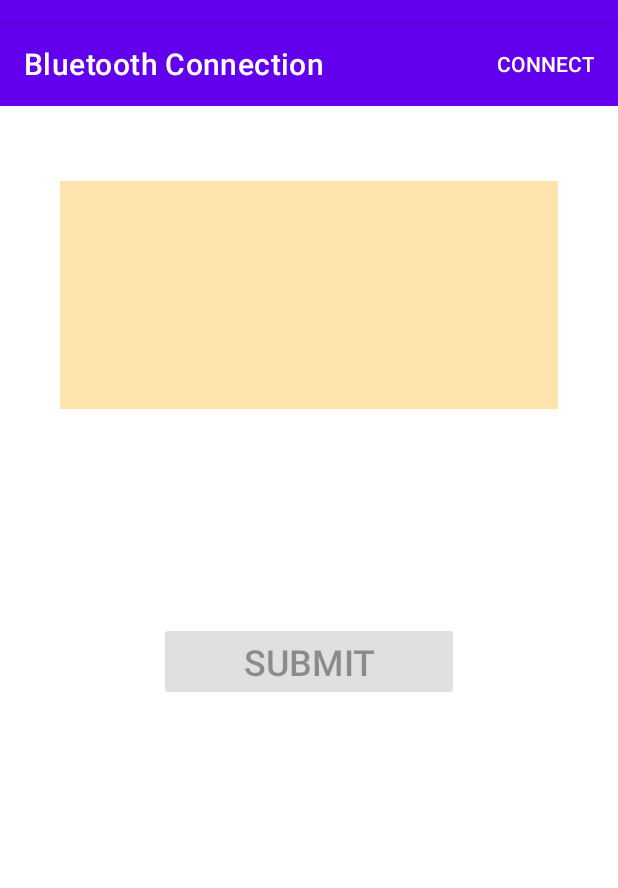
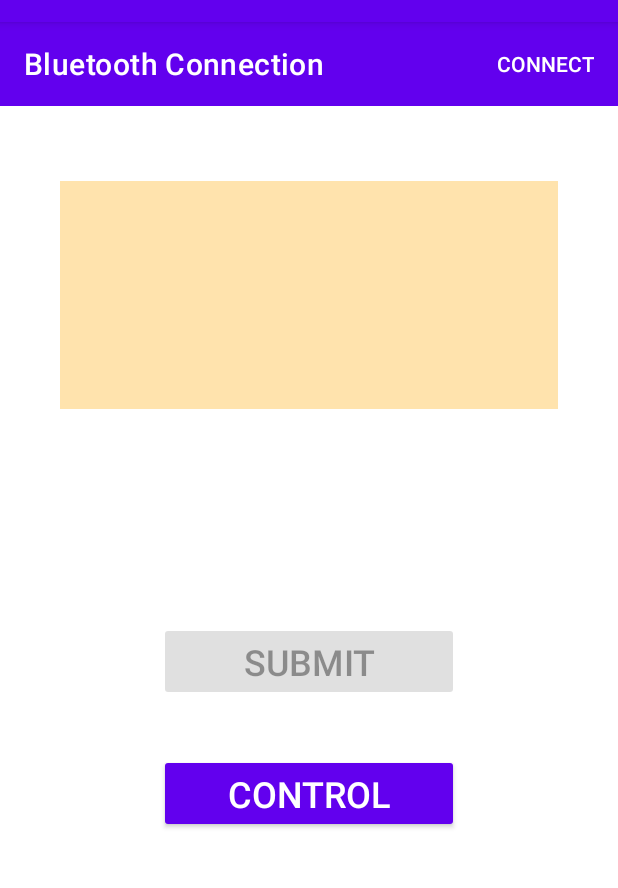
Before and after one commit to madhurpv/EDAI4, an Android app: the MainActivity screen opened directly, with no data from a screen before it, on a phone screen of 412 x 824 dp, the part 62-950 px from its top. Run offline under Robolectric (Android 15) with nearby library versions, the phone set to English and light mode, and no system bars.

Commit message:
Added ControlPanel Activity

```diff
--- a/app/build.gradle
+++ b/app/build.gradle
@@ -44,4 +44,5 @@ dependencies {
     implementation 'com.ramotion.paperonboarding:paper-onboarding:1.1.3'
 
     implementation 'com.github.duanhong169:colorpicker:1.1.6'
+    implementation 'com.github.duanhong169:checkerboarddrawable:1.0.2'
 }
--- a/app/src/main/AndroidManifest.xml
+++ b/app/src/main/AndroidManifest.xml
@@ -13,6 +13,9 @@
         android:supportsRtl="true"
         android:theme="@style/Theme.EDAI4">
         <activity
+            android:name=".MainControllerActivity"
+            android:exported="false" />
+        <activity
             android:name=".StartActivity"
             android:exported="true">
             <intent-filter>
@@ -26,8 +29,7 @@
             android:exported="false" />
         <activity
             android:name=".MainActivity"
-            android:exported="true">
-        </activity>
+            android:exported="true"></activity>
     </application>
 
 </manifest>
--- a/app/src/main/java/com/mv/edai4/MainActivity.java
+++ b/app/src/main/java/com/mv/edai4/MainActivity.java
@@ -190,6 +190,16 @@ public class MainActivity extends AppCompatActivity {
                 connectedThread.write(cmdText);
                 Toast.makeText(MainActivity.this, "Submitted", Toast.LENGTH_SHORT).show();
                 Toast.makeText(MainActivity.this, cmdText, Toast.LENGTH_SHORT).show();
+            }
+        });
+
+
+        Button buttonControl = findViewById(R.id.buttonControl);
+        buttonControl.setOnClickListener(new View.OnClickListener() {
+            @Override
+            public void onClick(View view) {
+                Intent intent = new Intent(MainActivity.this, MainControllerActivity.class);
+                startActivity(intent);
             }
         });
     }
--- a/app/src/main/res/layout/activity_main.xml
+++ b/app/src/main/res/layout/activity_main.xml
@@ -65,6 +65,19 @@
         app:layout_constraintStart_toStartOf="parent"
         app:layout_constraintTop_toTopOf="parent" />
 
+    <Button
+        android:id="@+id/buttonControl"
+        style="@style/Widget.AppCompat.Button.Colored"
+        android:layout_width="200dp"
+        android:layout_height="wrap_content"
+        android:text="Control"
+        android:textSize="24sp"
+        app:layout_constraintEnd_toEndOf="parent"
+        app:layout_constraintHorizontal_bias="0.5"
+        app:layout_constraintStart_toStartOf="parent"
+        app:layout_constraintTop_toBottomOf="@+id/textViewInfo" />
+
+
     <ProgressBar
         android:id="@+id/progressBar"
         style="?android:attr/progressBarStyle"
@@ -91,4 +104,7 @@
         app:layout_constraintTop_toBottomOf="@+id/buttonToggle" />
 
 
+
+
+
 </androidx.constraintlayout.widget.ConstraintLayout>
--- a/settings.gradle
+++ b/settings.gradle
@@ -10,6 +10,7 @@ dependencyResolutionManagement {
     repositories {
         google()
         mavenCentral()
+        maven { url 'https://jitpack.io' }
     }
 }
 rootProject.name = "EDAI4"
```
Also changed, not shown: app/src/main/java/com/mv/edai4/MainControllerActivity.java (added, +42 -0 lines), app/src/main/res/layout/activity_main_controller.xml (added, +73 -0 lines), app/src/main/res/font/almendra_sc.ttf (added).
